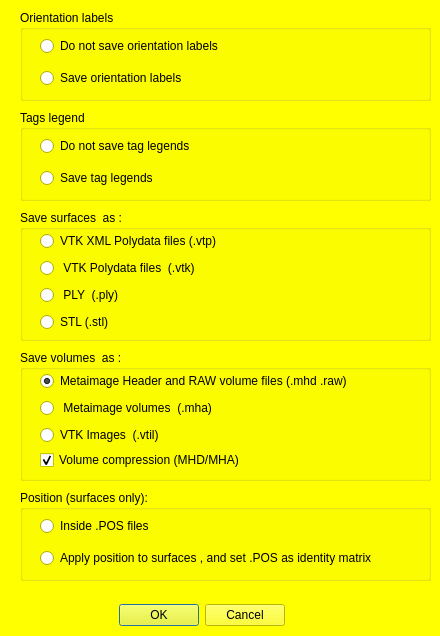
Qt form MorphoDig/Qt/mqSaveNTWDialog.ui (morphomuseum/MorphoDig) before a commit.
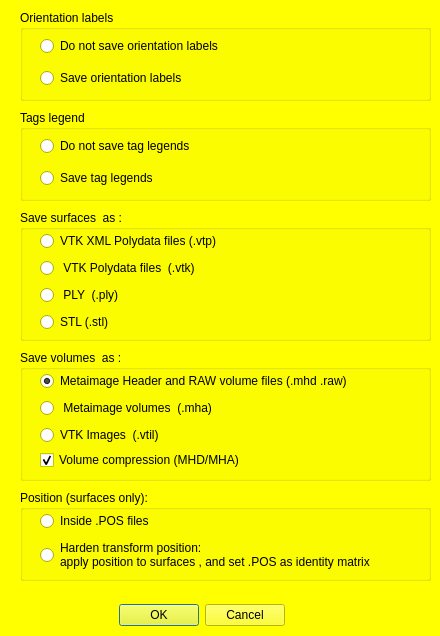
The same form after that commit.

```diff
--- a/MorphoDig/Qt/mqSaveNTWDialog.ui
+++ b/MorphoDig/Qt/mqSaveNTWDialog.ui
@@ -625,7 +625,7 @@
      <rect>
       <x>20</x>
       <y>20</y>
-      <width>388</width>
+      <width>437</width>
       <height>65</height>
      </rect>
     </property>
@@ -640,7 +640,8 @@
      <item>
       <widget class="QRadioButton" name="ApplyPositionToSurfaces">
        <property name="text">
-        <string>Apply position to surfaces , and set .POS as identity matrix</string>
+        <string>Harden transform position:
+apply position to surfaces , and set .POS as identity matrix</string>
        </property>
       </widget>
      </item>
```
